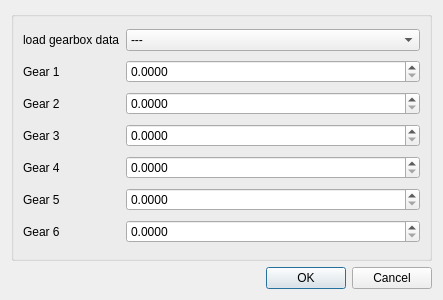
Before: the Qt Designer form src/GearSettingsDialog.ui in digifant/multidisplay-app, drawn with Qt 5.
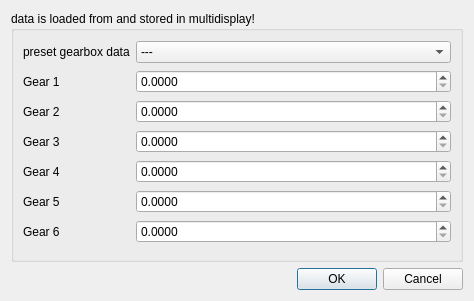
After: the same form once the commit is applied.

```diff
--- a/src/GearSettingsDialog.ui
+++ b/src/GearSettingsDialog.ui
@@ -6,8 +6,8 @@
    <rect>
     <x>0</x>
     <y>0</y>
-    <width>443</width>
-    <height>300</height>
+    <width>474</width>
+    <height>301</height>
    </rect>
   </property>
   <property name="windowTitle">
@@ -17,7 +17,7 @@
    <item>
     <widget class="QGroupBox" name="groupBox">
      <property name="title">
-      <string/>
+      <string>data is loaded from and stored in multidisplay!</string>
      </property>
      <layout class="QGridLayout" name="gridLayout">
       <item row="1" column="0">
@@ -167,7 +167,7 @@
       <item row="0" column="0">
        <widget class="QLabel" name="label_7">
         <property name="text">
-         <string>load gearbox data</string>
+         <string>preset gearbox data</string>
         </property>
        </widget>
       </item>
```
